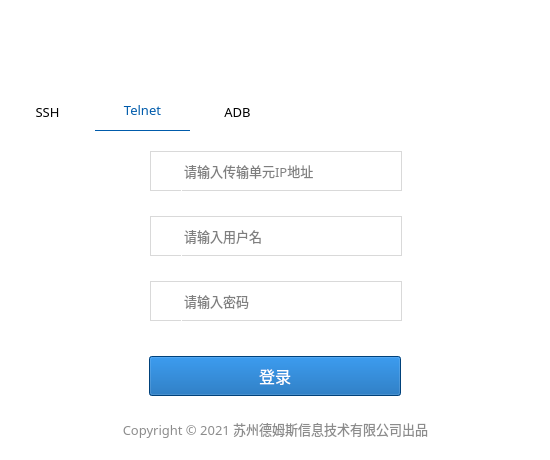
Before: the Qt Designer form resource/transUnit_login.ui in Yugle/service_deploy_tool, drawn with Qt 5.
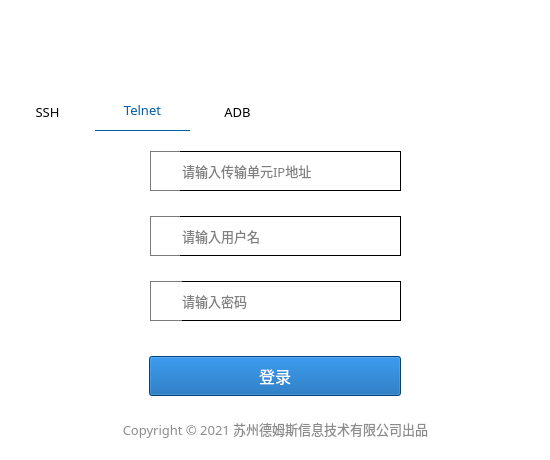
After: the same form once the commit is applied. The open tabs and pages were chosen to show the change. Icons and pictures are not drawn.

Commit message: alter lineedits

What changed in the file:
```diff
--- a/resource/transUnit_login.ui
+++ b/resource/transUnit_login.ui
@@ -292,7 +292,7 @@
      <widget class="QLineEdit" name="telnet_password">
       <property name="geometry">
        <rect>
-        <x>181</x>
+        <x>180</x>
         <y>150</y>
         <width>221</width>
         <height>40</height>
@@ -305,8 +305,8 @@
        </font>
       </property>
       <property name="styleSheet">
-       <string notr="true">border:1px solid #D9D9D9;
-border-left:1px solid white;</string>
+       <string notr="true">border:1px solid black;
+border-left:0px solid white;</string>
       </property>
       <property name="text">
        <string/>
@@ -328,8 +328,8 @@
        </rect>
       </property>
       <property name="styleSheet">
-       <string notr="true">border:1px solid #D9D9D9;
-border-right:1px solid white;</string>
+       <string notr="true">border:1px solid rgb(122, 122, 122);
+border-right:0px solid white;</string>
       </property>
       <property name="text">
        <string/>
@@ -345,62 +345,13 @@
        </rect>
       </property>
       <property name="styleSheet">
-       <string notr="true">border:1px solid #D9D9D9;
-border-right:1px solid white;</string>
+       <string notr="true">border:1px solid rgb(122, 122, 122);
+border-right:0px solid white;</string>
       </property>
       <property name="text">
        <string/>
       </property>
      </widget>
-     <widget class="QLineEdit" name="telnet_username">
-      <property name="geometry">
-       <rect>
-        <x>181</x>
-        <y>85</y>
-        <width>221</width>
-        <height>40</height>
-       </rect>
-      </property>
-      <property name="font">
-       <font>
-        <family>微软雅黑</family>
-        <pointsize>10</pointsize>
-       </font>
-      </property>
-      <property name="styleSheet">
-       <string notr="true">border:1px solid #D9D9D9;
-border-left:1px solid white;</string>
-      </property>
-      <property name="placeholderText">
-       <string>请输入用户名</string>
-      </property>
-     </widget>
-     <widget class="QLineEdit" name="telnet_host">
-      <property name="geometry">
-       <rect>
-        <x>181</x>
-        <y>20</y>
-        <width>221</width>
-        <height>40</height>
-       </rect>
-      </property>
-      <property name="font">
-       <font>
-        <family>微软雅黑</family>
-        <pointsize>10</pointsize>
-       </font>
-      </property>
-      <property name="styleSheet">
-       <string notr="true">border:1px solid #D9D9D9;
-border-left:1px solid white;</string>
-      </property>
-      <property name="text">
-       <string/>
-      </property>
-      <property name="placeholderText">
-       <string>请输入传输单元IP地址</string>
-      </property>
-     </widget>
      <widget class="QLabel" name="label_25">
       <property name="geometry">
        <rect>
@@ -411,8 +362,8 @@
        </rect>
       </property>
       <property name="styleSheet">
-       <string notr="true">border:1px solid #D9D9D9;
-border-right:1px solid white;</string>
+       <string notr="true">border:1px solid rgb(122, 122, 122);
+border-right:0px solid white;</string>
       </property>
       <property name="text">
        <string/>
@@ -466,6 +417,55 @@
        <string/>
       </property>
      </widget>
+     <widget class="QLineEdit" name="telnet_username">
+      <property name="geometry">
+       <rect>
+        <x>180</x>
+        <y>85</y>
+        <width>221</width>
+        <height>40</height>
+       </rect>
+      </property>
+      <property name="font">
+       <font>
+        <family>微软雅黑</family>
+        <pointsize>10</pointsize>
+       </font>
+      </property>
+      <property name="styleSheet">
+       <string notr="true">border:1px solid black;
+border-left:0px solid white;</string>
+      </property>
+      <property name="placeholderText">
+       <string>请输入用户名</string>
+      </property>
+     </widget>
+     <widget class="QLineEdit" name="telnet_host">
+      <property name="geometry">
+       <rect>
+        <x>180</x>
+        <y>20</y>
+        <width>221</width>
+        <height>40</height>
+       </rect>
+      </property>
+      <property name="font">
+       <font>
+        <family>微软雅黑</family>
+        <pointsize>10</pointsize>
+       </font>
+      </property>
+      <property name="styleSheet">
+       <string notr="true">border:1px solid black;
+border-left:0px solid white;</string>
+      </property>
+      <property name="text">
+       <string/>
+      </property>
+      <property name="placeholderText">
+       <string>请输入传输单元IP地址</string>
+      </property>
+     </widget>
     </widget>
     <widget class="QWidget" name="ADB">
      <attribute name="title">
```
Left out of the diff: 82 changed lines with no effect on the pictures. The commit also changes 2 other files.
